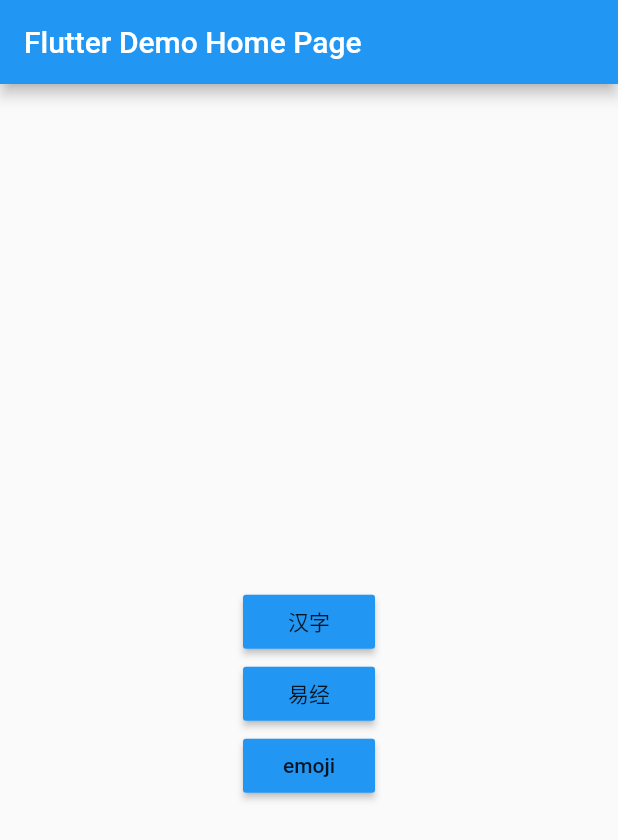
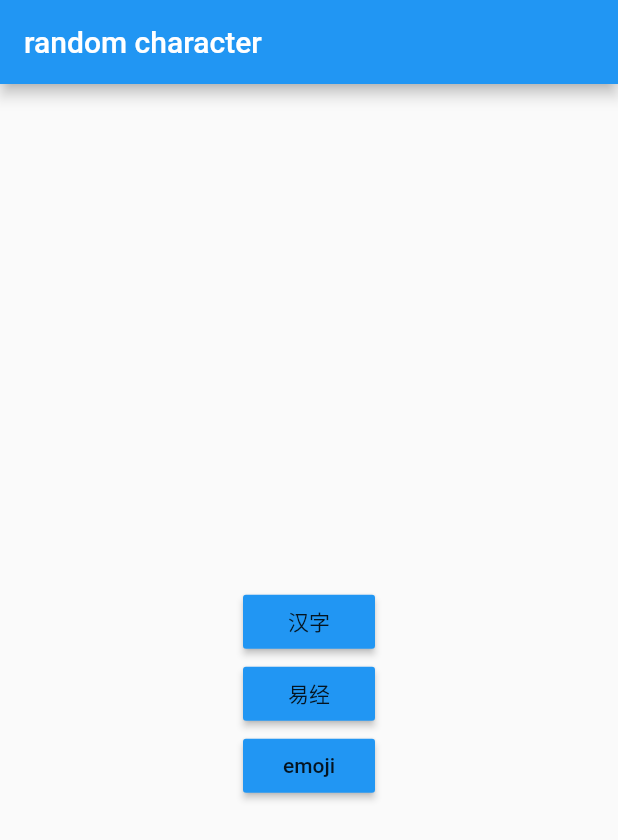
Before and after one commit to xwz1999/random_character, a Flutter app: the screen it shows after launch, on a phone screen of 412 x 824 dp. Shown: the top 840 px of the screen. Run offline on Flutter 3.47's test engine with Material 2 defaults, Android fonts, the phone set to English and light mode, and no system bars.

```diff
--- a/example/lib/main.dart
+++ b/example/lib/main.dart
@@ -6,85 +6,36 @@ void main() {
 }
 
 class MyApp extends StatelessWidget {
-  // This widget is the root of your application.
   @override
   Widget build(BuildContext context) {
     return MaterialApp(
-      title: 'Flutter Demo',
+      title: 'random character',
       theme: ThemeData(
-        // This is the theme of your application.
-        //
-        // Try running your application with "flutter run". You'll see the
-        // application has a blue toolbar. Then, without quitting the app, try
-        // changing the primarySwatch below to Colors.green and then invoke
-        // "hot reload" (press "r" in the console where you ran "flutter run",
-        // or simply save your changes to "hot reload" in a Flutter IDE).
-        // Notice that the counter didn't reset back to zero; the application
-        // is not restarted.
+
         primarySwatch: Colors.blue,
-        // This makes the visual density adapt to the platform that you run
-        // the app on. For desktop platforms, the controls will be smaller and
-        // closer together (more dense) than on mobile platforms.
         visualDensity: VisualDensity.adaptivePlatformDensity,
       ),
-      home: MyHomePage(title: 'Flutter Demo Home Page'),
+      home: MyHomePage(title: 'random character'),
     );
   }
 }
 
 class MyHomePage extends StatefulWidget {
   MyHomePage({Key? key, required this.title}) : super(key: key);
-
-  // This widget is the home page of your application. It is stateful, meaning
-  // that it has a State object (defined below) that contains fields that affect
-  // how it looks.
-
-  // This class is the configuration for the state. It holds the values (in this
-  // case the title) provided by the parent (in this case the App widget) and
-  // used by the build method of the State. Fields in a Widget subclass are
-  // always marked "final".
-
   final String title;
-
   @override
   _MyHomePageState createState() => _MyHomePageState();
 }
-
 class _MyHomePageState extends State<MyHomePage> {
   String _char = '';
-
   @override
   Widget build(BuildContext context) {
-    // This method is rerun every time setState is called, for instance as done
-    // by the _incrementCounter method above.
-    //
-    // The Flutter framework has been optimized to make rerunning build methods
-    // fast, so that you can just rebuild anything that needs updating rather
-    // than having to individually change instances of widgets.
     return Scaffold(
       appBar: AppBar(
-        // Here we take the value from the MyHomePage object that was created by
-        // the App.build method, and use it to set our appbar title.
         title: Text(widget.title),
       ),
       body: Center(
-        // Center is a layout widget. It takes a single child and positions it
-        // in the middle of the parent.
         child: Column(
-          // Column is also a layout widget. It takes a list of children and
-          // arranges them vertically. By default, it sizes itself to fit its
-          // children horizontally, and tries to be as tall as its parent.
-          //
-          // Invoke "debug painting" (press "p" in the console, choose the
-          // "Toggle Debug Paint" action from the Flutter Inspector in Android
-          // Studio, or the "Toggle Debug Paint" command in Visual Studio Code)
-          // to see the wireframe for each widget.
-          //
-          // Column has various properties to control how it sizes itself and
-          // how it positions its children. Here we use mainAxisAlignment to
-          // center the children vertically; the main axis here is the vertical
-          // axis because Columns are vertical (the cross axis would be
-          // horizontal).
           mainAxisAlignment: MainAxisAlignment.center,
           children: <Widget>[
             Text(
```
Also changed, not shown: 1 other file.
